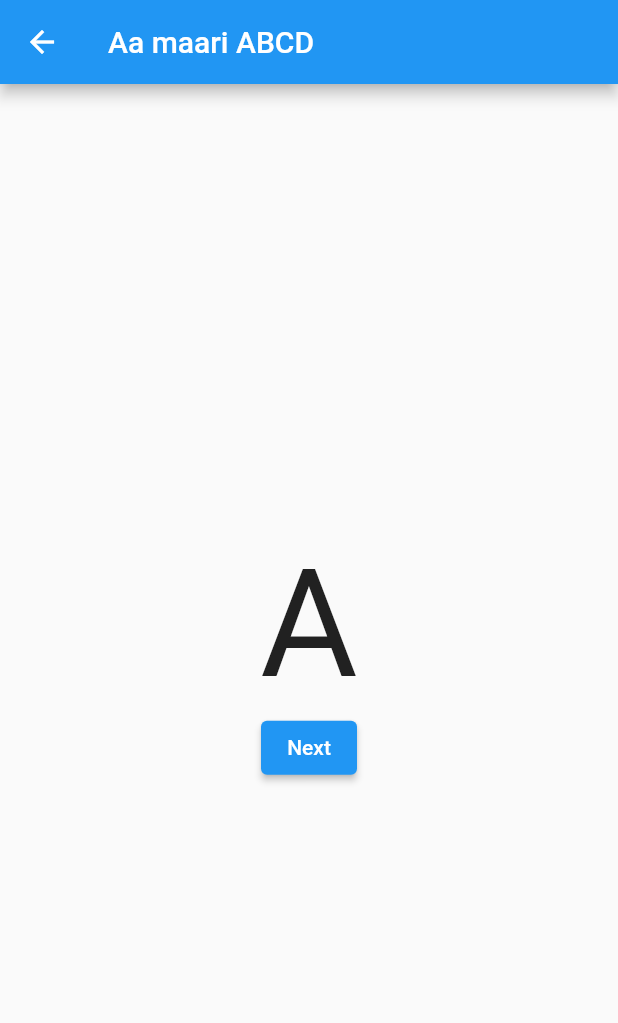
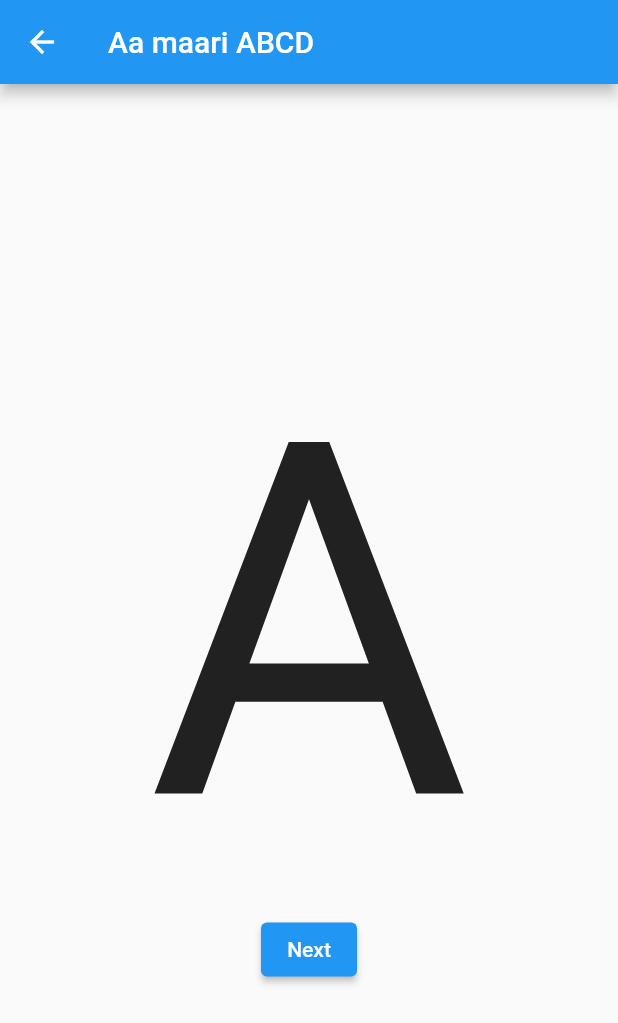
Before and after one commit to sagar-sangani/starter_app, a Flutter app: the screen it shows after launch, after a tap on an icon or button, on a phone screen of 412 x 824 dp. Shown: the top 1023 px of the screen. Run offline on Flutter 3.47's test engine with Material 2 defaults, Android fonts, the light colour scheme and no system bars.

Commit message:
new task added in starter app

```diff
--- a/lib/app/app.dart
+++ b/lib/app/app.dart
@@ -8,6 +8,7 @@ class MyApp extends StatelessWidget {
   Widget build(BuildContext context) {
     return MaterialApp(
       title: "Sagar Sangani",
+      debugShowCheckedModeBanner: false,
       home: HomeView(),
     );
   }
--- a/lib/app/views/home_view.dart
+++ b/lib/app/views/home_view.dart
@@ -6,6 +6,8 @@ import 'package:starter_app/app/views/tasks/chitrakala/chitrakala.dart';
 import 'package:starter_app/app/views/tasks/chitrakala/chitrakala_page.dart';
 import 'package:starter_app/app/views/tasks/daglo/daglo.dart';
 import 'package:starter_app/app/views/tasks/daglo/daglo_page.dart';
+import 'package:starter_app/app/views/tasks/polygon/polygon.dart';
+import 'package:starter_app/app/views/tasks/polygon/polygon_page.dart';
 
 class HomeView extends StatelessWidget {
   const HomeView({
@@ -27,9 +29,14 @@ class HomeView extends StatelessWidget {
       ),
       Task(
         name: 'Abcd',
-        widget: const Abcd(),
+        widget: const Abcd(showButton: false),
         page: const AbcdPage(),
-      )
+      ),
+      Task(
+        name: 'Polygon',
+        widget: Polygon(),
+        page: PolygonPage(),
+      ),
     ];
 
     return Scaffold(
--- a/lib/app/views/tasks/abcd/abcd.dart
+++ b/lib/app/views/tasks/abcd/abcd.dart
@@ -1,7 +1,8 @@
 import 'package:flutter/material.dart';
 
 class Abcd extends StatefulWidget {
-  const Abcd({Key? key}) : super(key: key);
+  final bool showButton;
+  const Abcd({Key? key, this.showButton = true}) : super(key: key);
 
   @override
   State<Abcd> createState() => _AbcdState();
@@ -48,6 +49,9 @@ class _AbcdState extends State<Abcd> {
       'Z',
     ];
 
+    return LayoutBuilder(builder: (context, constraints) {
+      double size = constraints.maxWidth;
+
       return Column(
         mainAxisAlignment: MainAxisAlignment.center,
         children: [
@@ -55,15 +59,17 @@ class _AbcdState extends State<Abcd> {
             child: Text(
               nextText[textIndex],
               style: TextStyle(
-              fontSize: 100,
+                fontSize: size * 0.8,
               ),
             ),
           ),
+          if (widget.showButton)
             ElevatedButton(
               onPressed: () => changeText(),
-          child: Text('Next'),
+              child: const Text('Next'),
             ),
         ],
       );
+    });
   }
 }
--- a/lib/app/views/tasks/chitrakala/chitrakala.dart
+++ b/lib/app/views/tasks/chitrakala/chitrakala.dart
@@ -34,154 +34,160 @@ class MyTask extends CustomPainter {
     final tdy = sqrt(tSide * tSide - tSide / 2 * tSide / 2);
 
     // Traiangle
-    final t1 = Path();
-    final t2 = Path();
-    final t3 = Path();
-    final t4 = Path();
-    final t5 = Path();
-    final t6 = Path();
-    final t7 = Path();
-    final t8 = Path();
-    final t9 = Path();
-    final t10 = Path();
-    final t11 = Path();
-    final t12 = Path();
-    final arc1 = Path();
-    final arc2 = Path();
-    final arc3 = Path();
-    final arc4 = Path();
-    final arc5 = Path();
-    final arc6 = Path();
 
     //t1
+    final t1 = Path();
     t1.moveTo(size.width / 2, size.height / 2);
     t1.relativeLineTo(tSide, 0);
     t1.relativeLineTo(-tSide / 2, -tdy);
     t1.relativeLineTo(-tSide / 2, tdy);
+    canvas.drawPath(t1, paint..color = Colors.green);
 
     // t2
+    final t2 = Path();
     t2.moveTo(size.width / 2, size.height / 2);
     t2.relativeMoveTo(tSide / 2, -tdy);
     t2.relativeLineTo(-tSide, 0);
     t2.relativeLineTo(tSide / 2, tdy);
+    canvas.drawPath(t2, paint..color = Colors.pink);
 
     //t3
+    final t3 = Path();
     t3.moveTo(size.width / 2, size.height / 2);
     t3.relativeLineTo(-tSide, 0);
     t3.relativeLineTo(tSide / 2, -tdy);
+    canvas.drawPath(t3, paint..color = Colors.green);
 
     //t4
+    final t4 = Path();
     t4.moveTo(size.width / 2, size.height / 2);
     t4.relativeLineTo(tSide / 2, tdy);
     t4.relativeLineTo(-tSide, 0);
     t4.relativeLineTo(tSide / 2, -tdy);
+    canvas.drawPath(t4, paint..color = Colors.green);
 
     //t5
+    final t5 = Path();
     t5.moveTo(size.width / 2, size.height / 2);
     t5.relativeLineTo(tSide / 2, tdy);
     t5.relativeLineTo(tSide / 2, -tdy);
+    canvas.drawPath(t5, paint..color = Colors.pink);
 
     //t6
+    final t6 = Path();
     t6.moveTo(size.width / 2, size.height / 2);
     t6.relativeLineTo(-tSide / 2, tdy);
     t6.relativeLineTo(-tSide / 2, -tdy);
+    canvas.drawPath(t6, paint..color = Colors.pink);
 
     //t7
+    final t7 = Path();
     t7.moveTo(size.width / 2, size.height / 2);
     t7.relativeMoveTo(tSide, 0);
     t7.relativeLineTo(tSide / 2, -tdy);
     t7.relativeLineTo(-tSide, 0);
+    canvas.drawPath(t7, paint..color = Colors.yellow);
 
     //t8
+    final t8 = Path();
     t8.moveTo(size.width / 2, size.height / 2);
     t8.relativeMoveTo(tSide, 0);
     t8.relativeLineTo(tSide / 2, tdy);
     t8.relativeLineTo(-tSide, 0);
+    canvas.drawPath(t8, paint..color = Colors.yellow);
 
     //t9
+    final t9 = Path();
     t9.moveTo(size.width / 2, size.height / 2);
     t9.relativeMoveTo(-tSide, 0);
     t9.relativeLineTo(-tSide / 2, -tdy);
     t9.relativeLineTo(tSide, 0);
+    canvas.drawPath(t9, paint..color = Colors.yellow);
 
     //t10
+    final t10 = Path();
     t10.moveTo(size.width / 2, size.height / 2);
     t10.relativeMoveTo(-tSide, 0);
     t10.relativeLineTo(-tSide / 2, tdy);
     t10.relativeLineTo(tSide, 0);
+    canvas.drawPath(t10, paint..color = Colors.yellow);
 
     //t11
-    t11.moveTo(size.width / 2, size.height / 2);
-    t11.relativeMoveTo(-tSide / 2, tdy);
-    t11.relativeLineTo(tSide / 2, tdy);
-    t11.relativeLineTo(tSide / 2, -tdy);
-
-    //t12
+    final t11 = Path();
     t11.moveTo(size.width / 2, size.height / 2);
     t11.relativeMoveTo(tSide / 2, -tdy);
     t11.relativeLineTo(-tSide / 2, -tdy);
     t11.relativeLineTo(-tSide / 2, tdy);
+    canvas.drawPath(t11, paint..color = Colors.yellow);
+
+    //t12
+    final t12 = Path();
+    t12.moveTo(size.width / 2, size.height / 2);
+    t12.relativeMoveTo(tSide / 2, tdy);
+    t12.relativeLineTo(-tSide / 2, tdy);
+    t12.relativeLineTo(-tSide / 2, -tdy);
+    canvas.drawPath(t12, paint..color = Colors.yellow);
 
     //arc1
+    final arc1 = Path();
     arc1.moveTo(size.width / 2, size.height / 2);
     arc1.relativeMoveTo(tSide, 0);
     arc1.relativeLineTo(tSide / 2, -tdy);
     arc1.relativeQuadraticBezierTo(tSide / 2, tdy, 0, 2 * tdy);
+    canvas.drawPath(arc1, paint..color = Colors.blue);
 
     //arc2
+    final arc2 = Path();
     arc2.moveTo(size.width / 2, size.height / 2);
     arc2.relativeMoveTo(-tSide / 2, -tdy);
     arc2.relativeLineTo(tSide / 2, -tdy);
-    arc2.relativeQuadraticBezierTo(
-      -tSide,
-      0,
-      -tSide - tSide / 2,
-      tdy,
-    );
+    arc2.relativeQuadraticBezierTo(-tSide, 0, -tSide - tSide / 2, tdy);
+    canvas.drawPath(arc2, paint..color = Colors.blue);
 
     //arc3
+    final arc3 = Path();
     arc3.moveTo(size.width / 2, size.height / 2);
     arc3.relativeMoveTo(-tSide / 2, tdy);
     arc3.relativeLineTo(-tSide, 0);
     arc3.relativeQuadraticBezierTo(tSide / 2, tdy, tSide + tSide / 2, tdy);
+    canvas.drawPath(arc3, paint..color = Colors.blue);
 
     //arc4
-
+    final arc4 = Path();
     arc4.moveTo(size.width / 2, size.height / 2);
     arc4.relativeMoveTo(tSide / 2, -tdy);
     arc4.relativeLineTo(-tSide / 2, -tdy);
     arc4.relativeQuadraticBezierTo(tSide / 2, tdy, tSide + tSide / 2, tdy);
+    canvas.drawPath(arc4, paint..color = Colors.red);
 
     //arc5
+    final arc5 = Path();
     arc5.moveTo(size.width / 2, size.height / 2);
     arc5.relativeMoveTo(tSide / 2, tdy);
     arc5.relativeLineTo(tSide, 0);
     arc5.relativeQuadraticBezierTo(-tSide, 0, -tSide - tSide / 2, tdy);
+    canvas.drawPath(arc5, paint..color = Colors.red);
 
     //arc6
+    final arc6 = Path();
     arc6.moveTo(size.width / 2, size.height / 2);
     arc6.relativeMoveTo(-tSide, 0);
     arc6.relativeLineTo(-tSide / 2, -tdy);
     arc6.relativeQuadraticBezierTo(tSide / 2, tdy, 0, 2 * tdy);
+    canvas.drawPath(arc6, paint..color = Colors.red);
 
-    canvas.drawPath(t1, paint..color = Colors.green);
-    canvas.drawPath(t2, paint..color = Colors.pink);
-    canvas.drawPath(t3, paint..color = Colors.green);
-    canvas.drawPath(t4, paint..color = Colors.green);
-    canvas.drawPath(t5, paint..color = Colors.pink);
-    canvas.drawPath(t6, paint..color = Colors.pink);
-    canvas.drawPath(t7, paint..color = Colors.yellow);
-    canvas.drawPath(t8, paint..color = Colors.yellow);
-    canvas.drawPath(t9, paint..color = Colors.yellow);
-    canvas.drawPath(t10, paint..color = Colors.yellow);
-    canvas.drawPath(t11, paint..color = Colors.yellow);
-    canvas.drawPath(t12, paint..color = Colors.yellow);
-    canvas.drawPath(arc1, paint..color = Colors.blue);
-    canvas.drawPath(arc2, paint..color = Colors.blue);
-    canvas.drawPath(arc3, paint..color = Colors.blue);
-    canvas.drawPath(arc4, paint..color = Colors.red);
-    canvas.drawPath(arc5, paint..color = Colors.red);
-    canvas.drawPath(arc6, paint..color = Colors.red);
+    //Circle
+    final circle = Path();
+    circle.moveTo(size.width / 2, size.height / 2);
+    circle.relativeMoveTo(0, -tdy * 2);
+
+    var circleBoundry = circle.getBounds();
+
+    canvas.drawCircle(
+      Offset(circleBoundry.left, circleBoundry.top),
+      tdy / 2,
+      paint..color = Colors.teal,
+    );
   }
 
   @override
--- /dev/null
+++ b/lib/app/views/tasks/polygon/polygon.dart
@@ -0,0 +1,83 @@
+import 'dart:math' as math;
+
+import 'package:flutter/material.dart';
+
+class Polygon extends StatelessWidget {
+  @override
+  Widget build(BuildContext context) {
+    return AnimatedRotation(
+      turns: 5,
+      duration: const Duration(
+        minutes: 1,
+      ),
+      child: Scaffold(
+        body: Column(
+          crossAxisAlignment: CrossAxisAlignment.start,
+          children: <Widget>[
+            Expanded(
+              child: CustomPaint(
+                painter: MyTask(),
+                size: MediaQuery.of(context).size,
+                child: Container(),
+              ),
+            ),
+          ],
+        ),
+      ),
+    );
+  }
+}
+
+// FOR PAINTING POLYGONS
+
+class MyTask extends CustomPainter {
+  @override
+  void paint(Canvas canvas, Size size) {
+    var paint = Paint()
+      ..color = Colors.teal
+      ..strokeWidth = 3
+      ..style = PaintingStyle.stroke
+      ..strokeCap = StrokeCap.round;
+    double minSize = size.width < size.height ? size.width : size.height;
+
+    int sides = 5;
+    double radius = minSize / 2;
+    double radians = 0.0;
+
+    var path = Path();
+
+    var angle = (math.pi * 2) / sides;
+
+    Offset center = Offset(size.width / 2, size.height / 2);
+    Offset startPoint =
+        Offset(radius * math.cos(radians), radius * math.sin(radians));
+
+    path.moveTo(startPoint.dx + center.dx, startPoint.dy + center.dy);
+
+    for (int i = 1; i <= sides; i++) {
+      double x = radius * math.cos(radians + angle * i) + center.dx;
+      double y = radius * math.sin(radians + angle * i) + center.dy;
+      path.lineTo(x, y);
+    }
+    path.close();
+    canvas.drawPath(path, paint);
+
+    // FOR DRAW CIRCLE
+    final circle = Path();
+
+    final Offset c = Offset(size.width / 2, size.height / 2);
+    circle.moveTo(c.dx, c.dy);
+    canvas.drawCircle(
+      c,
+      radius,
+      paint
+        ..color = Colors.blue
+        ..style = PaintingStyle.stroke,
+    );
+  }
+
+  @override
+  bool shouldRepaint(CustomPainter oldDelegate) {
+    return true;
+  }
+}
--- /dev/null
+++ b/lib/app/views/tasks/polygon/polygon_page.dart
@@ -0,0 +1,16 @@
+import 'package:flutter/material.dart';
+import 'package:starter_app/app/views/tasks/polygon/polygon.dart';
+
+class PolygonPage extends StatelessWidget {
+  const PolygonPage({Key? key}) : super(key: key);
+
+  @override
+  Widget build(BuildContext context) {
+    return Scaffold(
+      appBar: AppBar(
+        title: const Text("Aa maru Polygon"),
+      ),
+      body: Polygon(),
+    );
+  }
+}
```
Lines whose indentation alone changed are shown as unchanged.
